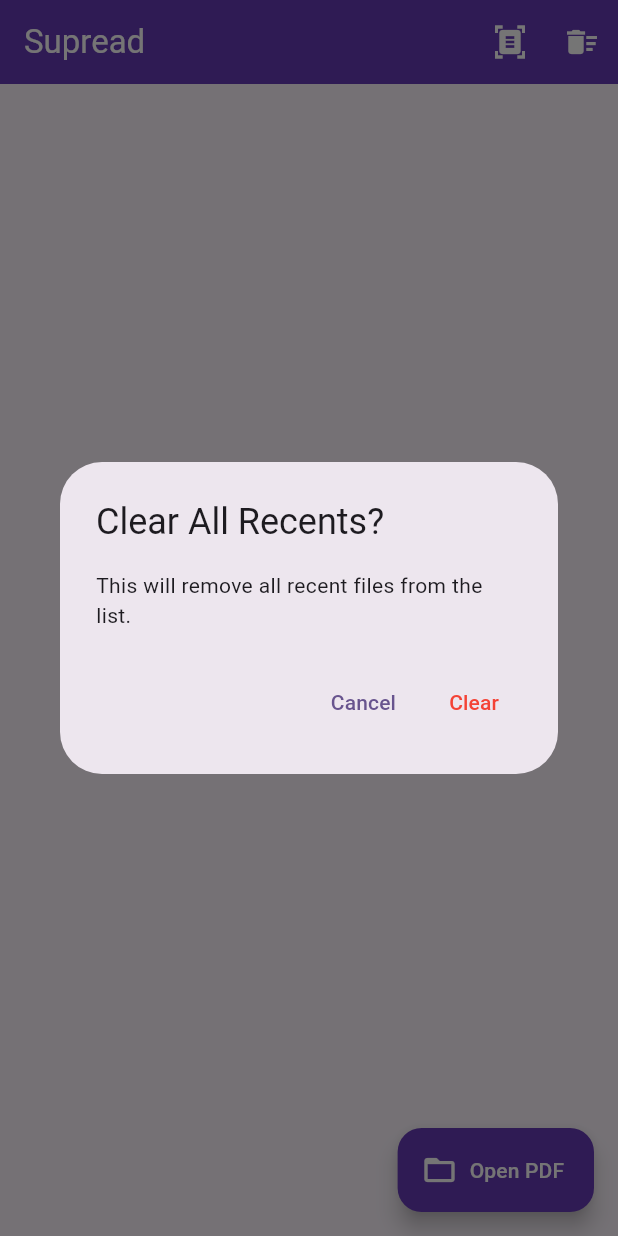
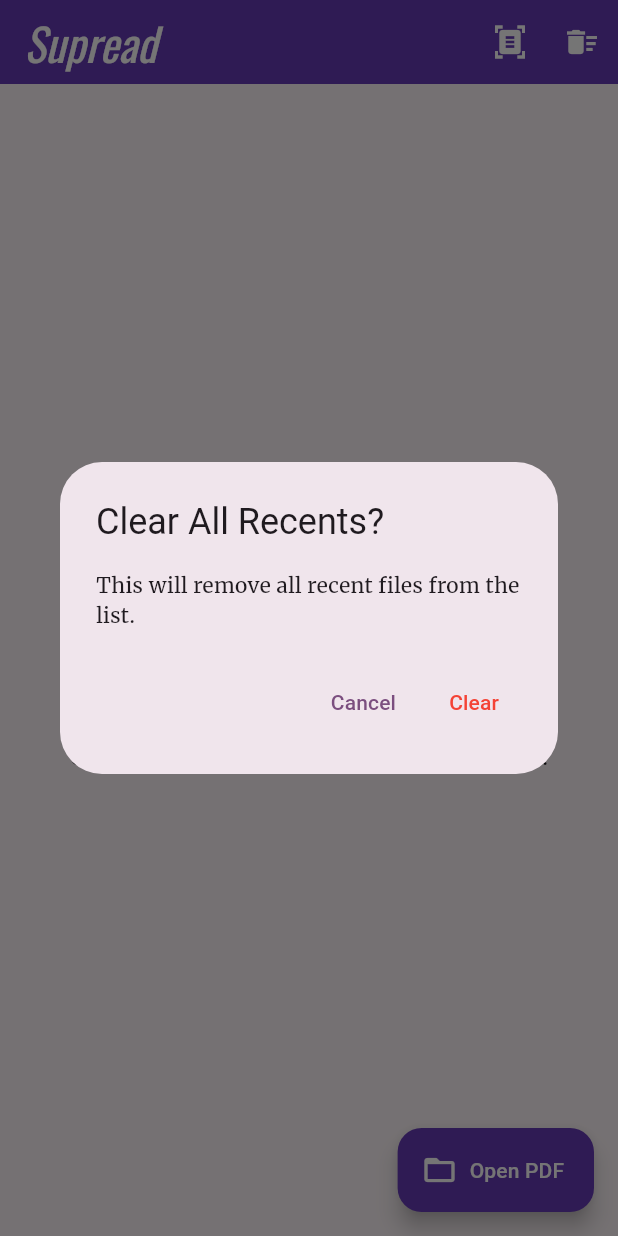
Before and after one commit to VINAY-MANDAL/Supread, a Flutter app: the screen it shows after launch, after a tap on the "delete sweep" icon, on a phone screen of 412 x 824 dp. Run offline on Flutter 3.47's test engine with Material 3 defaults, Android fonts, the phone set to English and light mode, and no system bars; our stand-ins replace file_picker, google_fonts, pdf, permission_handler, share_plus, shared_preferences and 1 more; missing offline and left inert: cunning_document_scanner, syncfusion_flutter_pdfviewer.

Commit message:
add dark mode

```diff
--- a/lib/main.dart
+++ b/lib/main.dart
@@ -1,23 +1,31 @@
 import 'package:flutter/material.dart';
 import 'screeen/home_screeen.dart';
+import 'theme/app_theme.dart';
 
 void main() {
   runApp(const MyApp());
 }
+
+// Global notifier jo theme mode (system, light, dark) ko control karega
+final ValueNotifier<ThemeMode> themeNotifier = ValueNotifier(ThemeMode.system);
 
 class MyApp extends StatelessWidget {
   const MyApp({super.key});
 
   @override
   Widget build(BuildContext context) {
-    return MaterialApp(
-      debugShowCheckedModeBanner: false,
-      title: 'supread',
-      theme: ThemeData(
-        colorScheme: ColorScheme.fromSeed(seedColor: Colors.deepPurple),
-        useMaterial3: true,
-      ),
-      home: const HomeScreen(),
+    return ValueListenableBuilder<ThemeMode>(
+      valueListenable: themeNotifier,
+      builder: (_, ThemeMode currentMode, __) {
+        return MaterialApp(
+          debugShowCheckedModeBanner: false,
+          title: 'Adhyay PDF Reader',
+          theme: lightAppTheme,
+          darkTheme: darkAppTheme,
+          themeMode: currentMode,
+          home: const HomeScreen(),
+        );
+      },
     );
   }
 }
--- /dev/null
+++ b/lib/theme/APP_theme.dart
@@ -0,0 +1,35 @@
+// Renamed from APP_theme.dart to app_theme.dart for snake_case convention
+import 'package:flutter/material.dart';
+import 'package:google_fonts/google_fonts.dart';
+
+TextTheme _buildTextTheme() {
+  return TextTheme(
+    displayLarge: const TextStyle(fontSize: 72, fontWeight: FontWeight.bold),
+    titleLarge: GoogleFonts.oswald(fontSize: 30, fontStyle: FontStyle.italic),
+    bodyMedium: GoogleFonts.merriweather(),
+    displaySmall: GoogleFonts.pacifico(),
+  );
+}
+
+ThemeData get lightAppTheme {
+  return ThemeData(
+    useMaterial3: true,
+    colorScheme: ColorScheme.fromSeed(
+      seedColor: Colors.purple,
+      brightness: Brightness.light,
+    ),
+    textTheme: _buildTextTheme(),
+  );
+}
+
+ThemeData get darkAppTheme {
+  return ThemeData(
+    useMaterial3: true,
+    // Define the default brightness and colors.
+    colorScheme: ColorScheme.fromSeed(
+      seedColor: Colors.purple,
+      brightness: Brightness.dark,
+    ),
+    textTheme: _buildTextTheme(),
+  );
+}
--- a/pubspec.yaml
+++ b/pubspec.yaml
@@ -4,12 +4,13 @@ publish_to: 'none'
 version: 1.0.0+1
 
 environment:
-  sdk: ">=3.0.0<4.0.0"
+  sdk: ">=2.12.0 <4.0.0"
 
 dependencies:
   flutter:
     sdk: flutter
   file_picker: ^8.1.2
+  google_fonts: ^6.2.1
   syncfusion_flutter_pdfviewer: ^31.1.17
   shared_preferences: ^2.3.3
   path_provider: ^2.1.2
```
Also changed, not shown: pubspec.lock, 5 other files.
